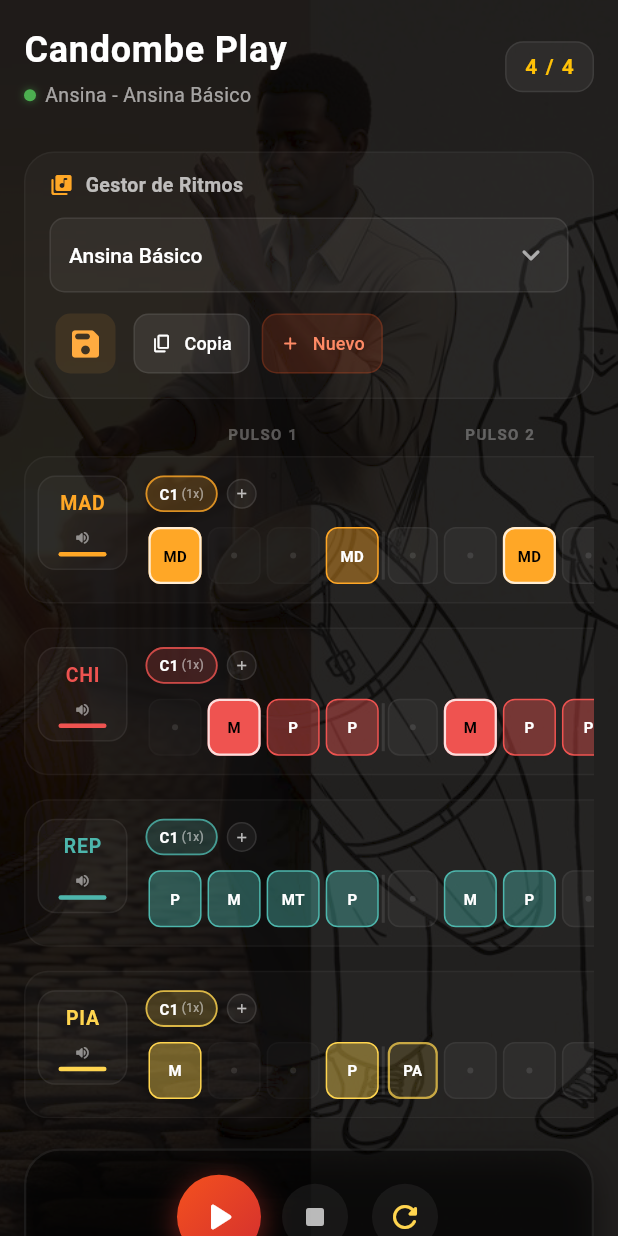
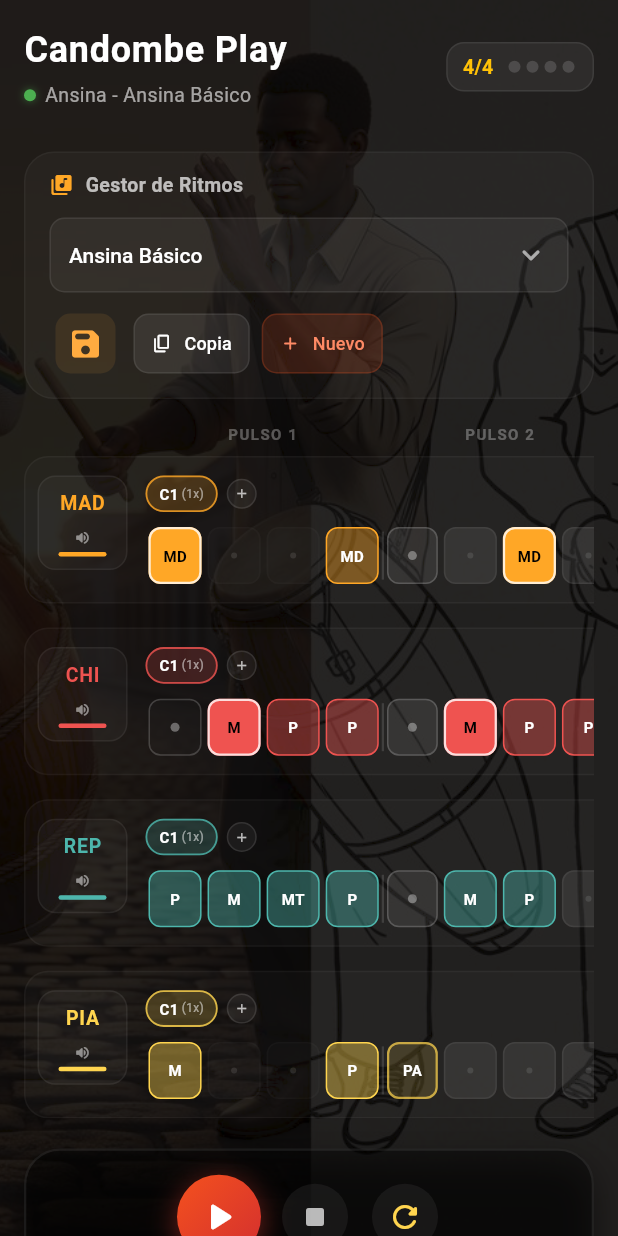
Before and after one commit to jmartinezchaine/candombe, a Flutter app: the screen it shows after launch, on a phone screen of 412 x 824 dp. Run offline on Flutter 3.47's test engine with Material 3 defaults, Android fonts, the phone set to English and light mode, and no system bars; our stand-ins replace shared_preferences; missing offline and left inert: flutter_soloud.

Commit message:
feat: agregar metrónomo dinámico en appbar y destacar inicio de pulsos en matriz

```diff
--- a/lib/features/candombe_sequencer/presentation/pages/sequencer_page.dart
+++ b/lib/features/candombe_sequencer/presentation/pages/sequencer_page.dart
@@ -202,23 +202,62 @@ class _SequencerPageState extends State<SequencerPage> {
             ],
           ),
 
-          // Badge del compás
-          Container(
-            padding: const EdgeInsets.symmetric(horizontal: 12, vertical: 6),
+          // Metrónomo Visual (reemplaza el 4/4 estático)
+          AnimatedBuilder(
+            animation: SequencerService(),
+            builder: (context, _) {
+              final service = SequencerService();
+              final isPlaying = service.isPlaying;
+              final currentBeat = isPlaying ? (service.currentStep ~/ 4) : -1;
+
+              return Container(
+                padding: const EdgeInsets.symmetric(horizontal: 10, vertical: 6),
                 decoration: BoxDecoration(
                   color: Colors.white.withOpacity(0.06),
                   borderRadius: BorderRadius.circular(12),
                   border: Border.all(color: Colors.white.withOpacity(0.08)),
                 ),
-            child: const Text(
-              '4 / 4',
+                child: Row(
+                  mainAxisSize: MainAxisSize.min,
+                  children: [
+                    Text(
+                      '4/4',
                       style: TextStyle(
-                color: Colors.amber,
-                fontSize: 14,
+                        color: isPlaying ? Colors.white30 : Colors.amber,
+                        fontSize: 13,
                         fontWeight: FontWeight.bold,
-                letterSpacing: 1.0,
                       ),
                     ),
+                    const SizedBox(width: 8),
+                    Row(
+                      children: List.generate(4, (index) {
+                        final isActive = isPlaying && currentBeat == index;
+                        return Container(
+                          margin: const EdgeInsets.symmetric(horizontal: 2.0),
+                          width: 8,
+                          height: 8,
+                          decoration: BoxDecoration(
+                            shape: BoxShape.circle,
+                            color: isActive
+                                ? Colors.amber
+                                : Colors.white.withOpacity(0.15),
+                            boxShadow: isActive
+                                ? [
+                                    BoxShadow(
+                                      color: Colors.amber.withOpacity(0.6),
+                                      blurRadius: 6,
+                                      spreadRadius: 1,
+                                    )
+                                  ]
+                                : null,
+                          ),
+                        );
+                      }),
+                    ),
+                  ],
+                ),
+              );
+            },
           ),
         ],
       ),
--- a/lib/features/candombe_sequencer/presentation/widgets/rhythm_matrix_view.dart
+++ b/lib/features/candombe_sequencer/presentation/widgets/rhythm_matrix_view.dart
@@ -624,9 +624,9 @@ class _InstrumentRow extends StatelessWidget {
                         children: [
                           if (isPulseStart && stepIndex > 0)
                             Container(
-                              width: 2,
+                              width: 1.5,
                               height: 32,
-                              color: Colors.white10,
+                              color: Colors.white12,
                             ),
                           Expanded(
                             child: Padding(
@@ -638,6 +638,7 @@ class _InstrumentRow extends StatelessWidget {
                                 isMuted: instrumentPattern.isMuted,
                                 onTap: () => onCellTap(stepIndex),
                                 isAlternateBeat: isAlternateBeat,
+                                isBeatStart: isPulseStart,
                               ),
                             ),
                           ),
@@ -662,6 +663,7 @@ class _CellWidget extends StatelessWidget {
   final bool isMuted;
   final VoidCallback onTap;
   final bool isAlternateBeat;
+  final bool isBeatStart;
 
   const _CellWidget({
     required this.hit,
@@ -670,6 +672,7 @@ class _CellWidget extends StatelessWidget {
     required this.isMuted,
     required this.onTap,
     required this.isAlternateBeat,
+    required this.isBeatStart,
   });
 
   @override
@@ -679,11 +682,13 @@ class _CellWidget extends StatelessWidget {
 
     // Colores basados en el golpe y en si es un pulso par/impar
     Color cellBgColor = isEmpty
-        ? (isAlternateBeat ? Colors.white.withOpacity(0.045) : Colors.white.withOpacity(0.015))
+        ? (isAlternateBeat ? Colors.white.withOpacity(0.08) : Colors.white.withOpacity(0.01))
         : Colors.transparent;
 
     Color borderCol = isEmpty
-        ? (isAlternateBeat ? Colors.white.withOpacity(0.05) : Colors.white.withOpacity(0.02))
+        ? (isBeatStart
+            ? Colors.white.withOpacity(0.18)
+            : (isAlternateBeat ? Colors.white.withOpacity(0.06) : Colors.white.withOpacity(0.02)))
         : Colors.white.withOpacity(0.06);
 
     double borderWidth = 1.0;
@@ -736,10 +741,12 @@ class _CellWidget extends StatelessWidget {
         child: Center(
           child: isEmpty
               ? Container(
-                  width: 4,
-                  height: 4,
+                  width: isBeatStart ? 6 : 4,
+                  height: isBeatStart ? 6 : 4,
                   decoration: BoxDecoration(
-                    color: isCurrent ? Colors.white70 : Colors.white10,
+                    color: isCurrent
+                        ? Colors.white70
+                        : (isBeatStart ? Colors.white.withOpacity(0.35) : Colors.white10),
                     shape: BoxShape.circle,
                   ),
                 )
```
Lines whose indentation alone changed are shown as unchanged.
